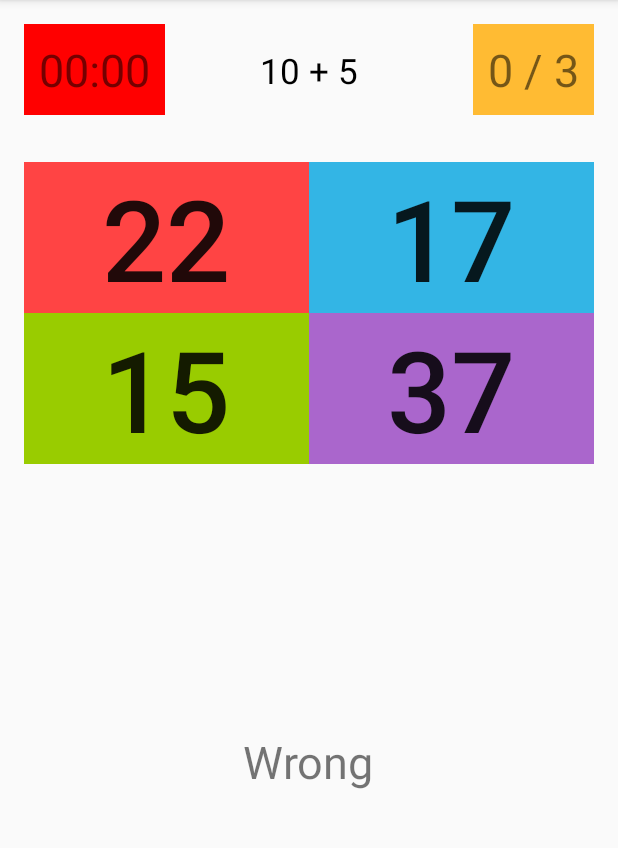
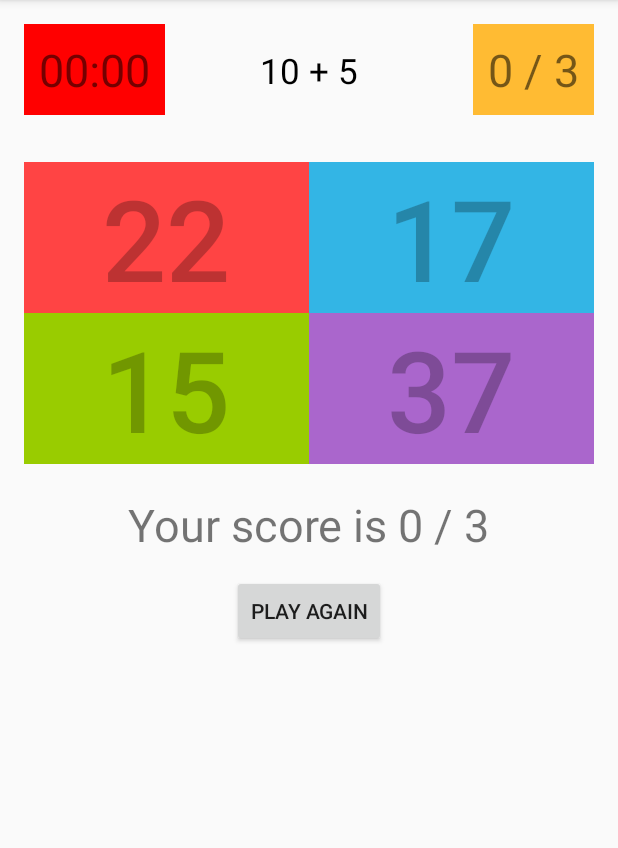
Before and after one commit to 5h4thru/MathFun, an Android app: the screen it shows after launch (MainActivity), after a tap on an icon or button, on a phone screen of 412 x 824 dp, the part 84-932 px from its top. Run offline under Robolectric (Android 15) with nearby library versions, the phone set to English and light mode, and no system bars; 3 other taps on this screen came first.

Commit message:
Complete working game.

```diff
--- a/app/src/main/java/com/yahoo/palagummi/mathfun/MainActivity.java
+++ b/app/src/main/java/com/yahoo/palagummi/mathfun/MainActivity.java
@@ -1,25 +1,34 @@
 package com.yahoo.palagummi.mathfun;
 
 import android.graphics.Color;
+import android.media.MediaPlayer;
 import android.os.CountDownTimer;
 import android.support.v7.app.AppCompatActivity;
 import android.os.Bundle;
 import android.util.Log;
 import android.view.View;
 import android.widget.Button;
+import android.widget.EditText;
+import android.widget.RelativeLayout;
 import android.widget.TextView;
+
+import org.w3c.dom.Text;
 
 import java.util.ArrayList;
 import java.util.Random;
 
 public class MainActivity extends AppCompatActivity {
     Button startButton = null;
+    Button playAgainButton = null;
+    TextView descriptionTextView= null;
     TextView timerTextView = null;
     TextView sumTextView = null;
     TextView pointsTextView = null;
     TextView resultTextView = null;
+    RelativeLayout gameRelativeLayout = null;
     ArrayList<Integer> answers = new ArrayList<Integer>();
     int locationOfCorrectAnswer;
+
 
     // answerButtons
     Button button0;
@@ -34,6 +43,10 @@ public class MainActivity extends AppCompatActivity {
     // startButton onClick
     public void start(View view){
         startButton.setVisibility(View.INVISIBLE);
+        descriptionTextView.setVisibility(View.INVISIBLE);
+        gameRelativeLayout.setVisibility(View.VISIBLE);
+        // call the gameMethod
+        playAgain(findViewById(R.id.playAgainButton)); // does not matter what the view is
     }
 
 
@@ -56,6 +69,12 @@ public class MainActivity extends AppCompatActivity {
 
     // generateQuestion helper method
     public void generateQuestion() {
+        // enable all the buttons
+        button0.setEnabled(true);
+        button1.setEnabled(true);
+        button2.setEnabled(true);
+        button3.setEnabled(true);
+
         // declare two numbers to represent the sum
         int firstNum;
         int secondNum;
@@ -92,29 +111,20 @@ public class MainActivity extends AppCompatActivity {
     }
 
 
-    @Override
-    protected void onCreate(Bundle savedInstanceState) {
-        super.onCreate(savedInstanceState);
-        setContentView(R.layout.activity_main);
+    // playAgainButton onClick
+    public void playAgain(View view) {
+        timerTextView = (TextView) findViewById(R.id.timerTextView);
+        score = 0;
+        numberOfQuestions = 0;
+        timerTextView.setText("00:30");
+        pointsTextView.setText("0 / 0");
+        resultTextView.setText("");
+        playAgainButton.setVisibility(View.INVISIBLE);
 
-        // get the startButton
-        startButton = (Button) findViewById(R.id.startButton);
-        // get the answerButtons
-        button0 = (Button) findViewById(R.id.button0);
-        button1 = (Button) findViewById(R.id.button1);
-        button2 = (Button) findViewById(R.id.button2);
-        button3 = (Button) findViewById(R.id.button3);
-
-        // get the resultTextView, pointsTextView
-        resultTextView = (TextView) findViewById(R.id.resultTextView);
-        pointsTextView = (TextView) findViewById(R.id.pointsTextView);
-
-        // generate first question
         generateQuestion();
 
         // countDownTimer for 30 seconds
-        timerTextView = (TextView) findViewById(R.id.timerTextView);
-        new CountDownTimer(3100, 1000){
+        new CountDownTimer(5100, 1000){
             @Override
             public void onTick(long l) {
                 long timeLeft = l / 1000;
@@ -128,9 +138,43 @@ public class MainActivity extends AppCompatActivity {
             @Override
             public void onFinish() {
                 timerTextView.setText("00:00");
+                resultTextView.setText("Your score is "  + Integer.toString(score) + " / " + Integer.toString(numberOfQuestions));
+                // change color of timer and play a sound
                 timerTextView.setBackgroundColor(Color.rgb(255,0,0));
-                resultTextView.setText("Done!");
+                //MediaPlayer mediaPlayer = MediaPlayer.create(MainActivity.this, R.raw.airhorn);
+                //mediaPlayer.start();
+                // show playAgainButton
+                playAgainButton.setVisibility(View.VISIBLE);
+                // disable gamePlay by disabling all the buttons
+                button0.setEnabled(false);
+                button1.setEnabled(false);
+                button2.setEnabled(false);
+                button3.setEnabled(false);
+
             }
         }.start();
     }
+
+    @Override
+    protected void onCreate(Bundle savedInstanceState) {
+        super.onCreate(savedInstanceState);
+        setContentView(R.layout.activity_main);
+
+        // get the startButton, playAgainButton
+        startButton = (Button) findViewById(R.id.startButton);
+        playAgainButton = (Button) findViewById(R.id.playAgainButton);
+        descriptionTextView = (TextView) findViewById(R.id.descriptionTextView);
+        // get the answerButtons
+        button0 = (Button) findViewById(R.id.button0);
+        button1 = (Button) findViewById(R.id.button1);
+        button2 = (Button) findViewById(R.id.button2);
+        button3 = (Button) findViewById(R.id.button3);
+
+        // get the resultTextView, pointsTextView
+        resultTextView = (TextView) findViewById(R.id.resultTextView);
+        pointsTextView = (TextView) findViewById(R.id.pointsTextView);
+
+        gameRelativeLayout = (RelativeLayout) findViewById(R.id.gameRelativeLayout);
+
+    }
 }
--- a/app/src/main/res/layout/activity_main.xml
+++ b/app/src/main/res/layout/activity_main.xml
@@ -10,6 +10,17 @@
     android:paddingTop="@dimen/activity_vertical_margin"
     tools:context="com.yahoo.palagummi.mathfun.MainActivity">
 
+    <TextView
+        android:layout_width="match_parent"
+        android:layout_height="wrap_content"
+        android:inputType="textPersonName"
+        android:text="You have 30 seconds after you click 'Go'"
+        android:ems="10"
+        android:id="@+id/descriptionTextView"
+        android:layout_alignParentBottom="true"
+        android:layout_marginTop="80dp"
+        android:textAlignment="center" />
+
     <Button
         android:text="Go"
         android:layout_width="wrap_content"
@@ -21,7 +32,13 @@
         android:padding="30dp"
         android:backgroundTint="@android:color/holo_green_light"
         android:onClick="start"
-        android:visibility="invisible" />
+        android:visibility="visible" />
+
+    <RelativeLayout
+        android:layout_width="match_parent"
+        android:layout_height="match_parent"
+        android:visibility="invisible"
+        android:id="@+id/gameRelativeLayout">
 
         <TextView
             android:text="00:30"
@@ -64,7 +81,8 @@
             android:layout_below="@+id/sumTextView"
             android:layout_alignParentLeft="true"
             android:layout_alignParentStart="true"
-        android:layout_marginTop="30dp">
+            android:layout_marginTop="30dp"
+            android:id="@+id/gridLayout">
 
             <Button
                 android:text="3"
@@ -132,8 +150,20 @@
             android:layout_height="wrap_content"
             android:id="@+id/resultTextView"
             android:textSize="30sp"
-        android:layout_below="@+id/startButton"
+            android:layout_below="@+id/gridLayout"
             android:layout_centerHorizontal="true"
             android:layout_marginTop="20dp" />
 
+        <Button
+            android:text="Play Again"
+            android:layout_width="wrap_content"
+            android:layout_height="wrap_content"
+            android:layout_below="@+id/resultTextView"
+            android:layout_centerHorizontal="true"
+            android:layout_marginTop="13dp"
+            android:id="@+id/playAgainButton"
+            android:onClick="playAgain"
+            android:visibility="invisible" />
     </RelativeLayout>
+
+</RelativeLayout>
```
Also changed, not shown: 1 other file. Lines whose indentation alone changed are shown as unchanged.
